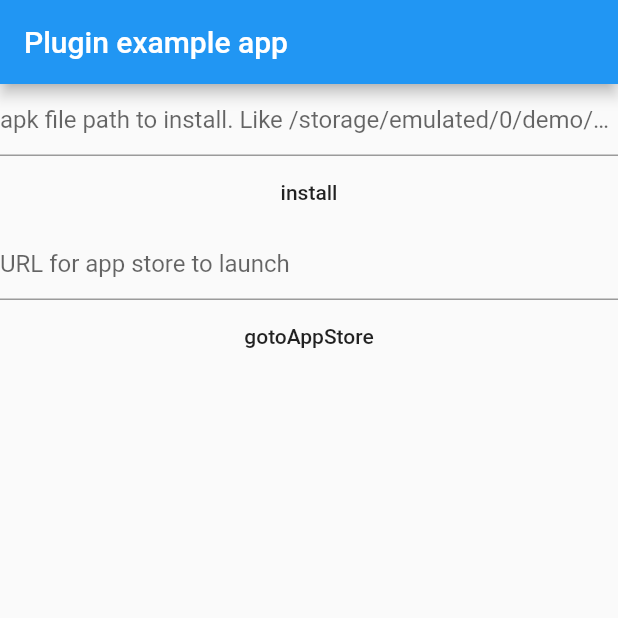
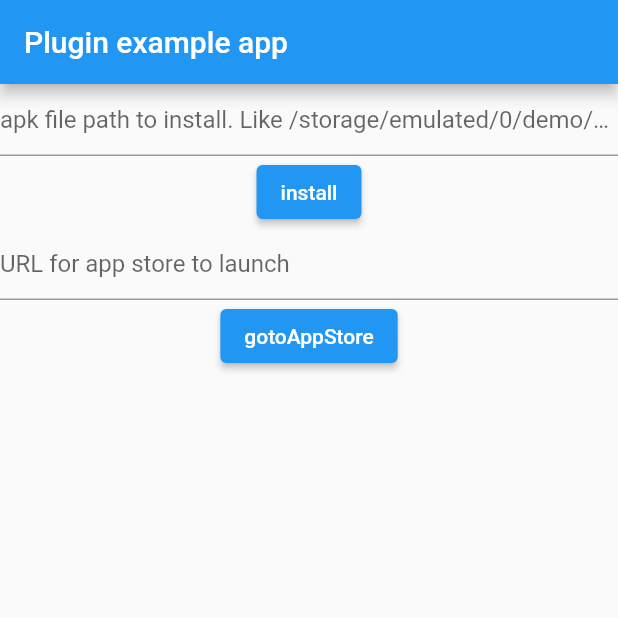
Before and after one commit to hui-z/flutter_install_plugin, a Flutter app: the screen it shows after launch, after a tap on "install", on a phone screen of 412 x 824 dp, the top half of it. Run offline on Flutter 3.47's test engine with Material 2 defaults, Android fonts, the phone set to English and light mode, and no system bars; our stand-ins replace permission_handler.

Commit message:
update to null-safety

```diff
--- a/example/lib/main.dart
+++ b/example/lib/main.dart
@@ -28,7 +28,7 @@ class _MyAppState extends State<MyApp> {
                       'apk file path to install. Like /storage/emulated/0/demo/update.apk'),
               onChanged: (path) => _apkFilePath = path,
             ),
-            FlatButton(
+            ElevatedButton(
                 onPressed: () {
                   onClickInstallApk();
                 },
@@ -38,7 +38,7 @@ class _MyAppState extends State<MyApp> {
                   InputDecoration(hintText: 'URL for app store to launch'),
               onChanged: (url) => _appUrl = url,
             ),
-            FlatButton(
+            ElevatedButton(
                 onPressed: () => onClickGotoAppStore(_appUrl),
                 child: Text('gotoAppStore'))
           ],
@@ -52,9 +52,10 @@ class _MyAppState extends State<MyApp> {
       print('make sure the apk file is set');
       return;
     }
-    Map<PermissionGroup, PermissionStatus> permissions =
-        await PermissionHandler().requestPermissions([PermissionGroup.storage]);
-    if (permissions[PermissionGroup.storage] == PermissionStatus.granted) {
+
+    if (!(await Permission.storage.status.isGranted))
+      await Permission.storage.request();
+    if (await Permission.storage.status.isGranted) {
       InstallPlugin.installApk(_apkFilePath, 'com.zaihui.installpluginexample')
           .then((result) {
         print('install apk $result');
--- a/example/pubspec.yaml
+++ b/example/pubspec.yaml
@@ -10,7 +10,7 @@ description: Demonstrates how to use the install_plugin plugin.
 version: 1.0.0+1
 
 environment:
-  sdk: ">=2.0.0-dev.68.0 <3.0.0"
+  sdk: ">=2.12.0 <3.0.0"
 
 dependencies:
   flutter:
@@ -26,7 +26,7 @@ dev_dependencies:
   install_plugin:
     path: ../
 
-  permission_handler: ^3.0.0
+  permission_handler: ^7.1.0
 
 # For information on the generic Dart part of this file, see the
 # following page: https://www.dartlang.org/tools/pub/pubspec
--- a/pubspec.yaml
+++ b/pubspec.yaml
@@ -5,7 +5,7 @@ author: akindone <akindone@163.com>
 homepage: https://github.com/hui-z/flutter_install_plugin
 
 environment:
-  sdk: ">=2.0.0-dev.68.0 <3.0.0"
+  sdk: ">=2.12.0 <3.0.0"
 
 dependencies:
   flutter:
```
Also changed, not shown: 2 other files.
